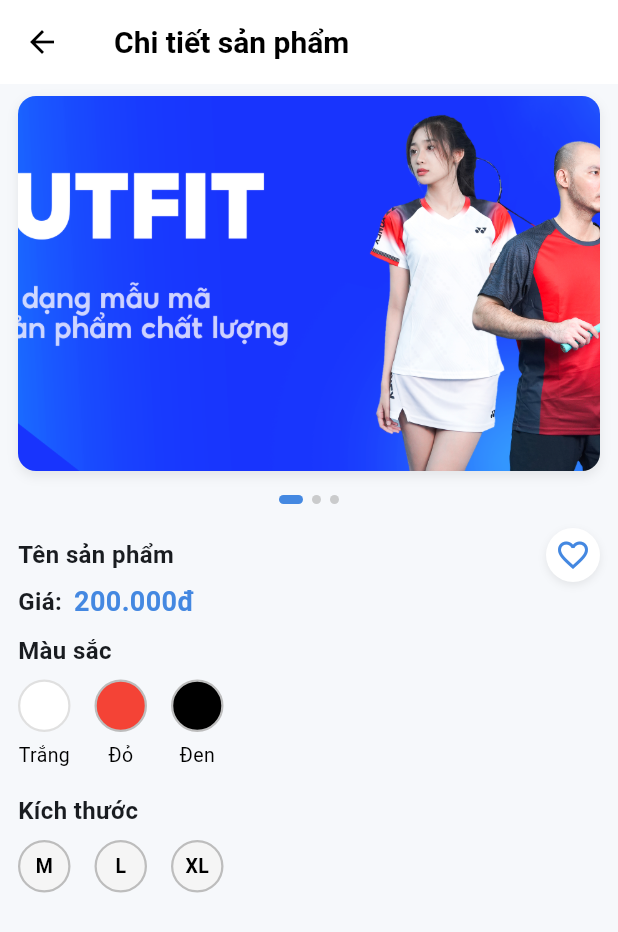
After one commit to PhamVanDong2407/utshop_FE, a Flutter app: the ProductDetail screen opened by its route, on a phone screen of 412 x 824 dp. The commit adds this screen. Shown: the top 932 px of the screen. Run offline on Flutter 3.47's test engine with Material 3 defaults, Android fonts, the phone set to English and light mode, and no system bars; our stand-ins replace carousel_slider, file_picker, flutter_dotenv, flutter_screenutil, flutter_svg, get and 4 more; accounts and stored records are empty; network calls fail; statements that could not run were skipped.

Commit message:
update ui screen chi tiết sản phẩm

```diff
--- /dev/null
+++ b/lib/Controllers/Home/ProductDetail/product_detail_controlller.dart
@@ -0,0 +1,16 @@
+import 'package:get/get.dart';
+
+class ProductDetailController extends GetxController {
+  var currentPage = 0.obs;
+  RxBool isFavorite = false.obs;
+  RxString selectedColor = "".obs;
+  RxString selectedSize = ''.obs;
+
+  void updatePage(int index) {
+    currentPage.value = index;
+  }
+
+  void setSize(String size) {
+    selectedSize.value = size;
+  }
+}
--- a/lib/Routes/app_page.dart
+++ b/lib/Routes/app_page.dart
@@ -3,6 +3,7 @@ import 'package:utshop/Views/Cart/cart.dart';
 import 'package:utshop/Views/ForgotPassword/forgot_password.dart';
 import 'package:utshop/Views/ForgotPassword/reset_password.dart';
 import 'package:utshop/Views/ForgotPassword/verify_forgot_password.dart';
+import 'package:utshop/Views/Home/ProductDetail/product_detail.dart';
 import 'package:utshop/Views/Home/home.dart';
 import 'package:utshop/Views/Login/login.dart';
 import 'package:utshop/Views/Profile/ChangePassword/change_password.dart';
@@ -33,6 +34,7 @@ class AppPage {
     GetPage(name: Routes.resetPassword, page: () => ResetPassword()),
     GetPage(name: Routes.dashboard, page: () => Dashboard()),
     GetPage(name: Routes.home, page: () => Home()),
+    GetPage(name: Routes.productDetail, page: () => ProductDetail()),
     GetPage(name: Routes.wishlish, page: () => Wishlish()),
     GetPage(name: Routes.cart, page: () => Cart()),
     GetPage(name: Routes.profile, page: () => Profile()),
--- a/lib/Routes/app_route.dart
+++ b/lib/Routes/app_route.dart
@@ -12,6 +12,7 @@ abstract class Routes {
   static const resetPassword = _Paths.resetPassword;
   static const dashboard = _Paths.dashboard;
   static const home = _Paths.home;
+  static const productDetail = _Paths.productDetail;
   static const wishlish = _Paths.wishlish;
   static const cart = _Paths.cart;
   static const profile = _Paths.profile;
@@ -31,6 +32,7 @@ abstract class _Paths {
   static const String resetPassword = '/reset-password';
   static const String dashboard = '/dashboard';
   static const String home = '/home';
+  static const String productDetail = '/product-detail';
   static const String wishlish = '/wishlish';
   static const String cart = '/cart';
   static const String profile = '/profile';
--- /dev/null
+++ b/lib/Views/Home/ProductDetail/product_detail.dart
@@ -0,0 +1,340 @@
+import 'package:flutter/material.dart';
+import 'package:get/get.dart';
+import 'package:utshop/Controllers/Home/ProductDetail/product_detail_controlller.dart';
+import 'package:utshop/Global/app_color.dart';
+
+class ProductDetail extends StatelessWidget {
+  ProductDetail({super.key});
+
+  final controller = Get.put(ProductDetailController());
+
+  // Danh sách ảnh từ assets
+  final List<String> productImages = [
+    'assets/images/banner2.png',
+    'assets/images/banner3.png',
+    'assets/images/banner4.png',
+  ];
+
+  @override
+  Widget build(BuildContext context) {
+    return Scaffold(
+      backgroundColor: AppColor.background,
+      appBar: AppBar(
+        foregroundColor: AppColor.black,
+        elevation: 0,
+        title: const Text(
+          "Chi tiết sản phẩm",
+          style: TextStyle(fontSize: 20, fontWeight: FontWeight.w700),
+        ),
+        leading: IconButton(
+          icon: const Icon(Icons.arrow_back, color: Colors.black, size: 24),
+          onPressed: () => Get.back(),
+        ),
+      ),
+      body: SingleChildScrollView(
+        child: Column(
+          crossAxisAlignment: CrossAxisAlignment.start,
+          children: [
+            // Phần hiển thị ảnh sản phẩm
+            Container(
+              height: 250,
+              margin: const EdgeInsets.symmetric(horizontal: 12, vertical: 8),
+              decoration: BoxDecoration(
+                borderRadius: BorderRadius.circular(12),
+                boxShadow: [
+                  BoxShadow(
+                    color: Colors.black.withOpacity(0.08),
+                    blurRadius: 6,
+                    offset: const Offset(0, 3),
+                  ),
+                ],
+              ),
+              child: ClipRRect(
+                borderRadius: BorderRadius.circular(12),
+                child: PageView.builder(
+                  itemCount: productImages.length,
+                  onPageChanged: (index) {
+                    controller.updatePage(index);
+                  },
+                  itemBuilder: (context, index) {
+                    return Image.asset(
+                      productImages[index],
+                      fit: BoxFit.cover,
+                      errorBuilder: (context, error, stackTrace) {
+                        return const Center(child: Text('Lỗi tải ảnh'));
+                      },
+                    );
+                  },
+                ),
+              ),
+            ),
+            const SizedBox(height: 8),
+
+            Obx(
+              () => Row(
+                mainAxisAlignment: MainAxisAlignment.center,
+                children: List.generate(
+                  productImages.length,
+                  (index) => AnimatedContainer(
+                    duration: const Duration(milliseconds: 200),
+                    margin: const EdgeInsets.symmetric(horizontal: 3.0),
+                    width: controller.currentPage.value == index ? 16.0 : 6.0,
+                    height: 6.0,
+                    decoration: BoxDecoration(
+                      borderRadius: BorderRadius.circular(3),
+                      color:
+                          controller.currentPage.value == index
+                              ? AppColor.primary
+                              : Colors.grey.withOpacity(0.5),
+                    ),
+                  ),
+                ),
+              ),
+            ),
+            const SizedBox(height: 16),
+            // Tên sản phẩm và nút yêu thích
+            Padding(
+              padding: const EdgeInsets.symmetric(horizontal: 12),
+              child: Row(
+                mainAxisAlignment: MainAxisAlignment.spaceBetween,
+                children: [
+                  const Text(
+                    "Tên sản phẩm",
+                    style: TextStyle(fontWeight: FontWeight.bold, fontSize: 16),
+                  ),
+                  Obx(
+                    () => GestureDetector(
+                      onTap: () {
+                        controller.isFavorite.value =
+                            !controller.isFavorite.value;
+                      },
+                      child: AnimatedScale(
+                        scale: controller.isFavorite.value ? 1.1 : 1.0,
+                        duration: const Duration(milliseconds: 200),
+                        child: Container(
+                          padding: const EdgeInsets.all(6),
+                          decoration: BoxDecoration(
+                            color: Colors.white,
+                            shape: BoxShape.circle,
+                            boxShadow: [
+                              BoxShadow(
+                                color: Colors.black.withOpacity(0.08),
+                                blurRadius: 4,
+                                offset: const Offset(0, 2),
+                              ),
+                            ],
+                          ),
+                          child: Icon(
+                            controller.isFavorite.value
+                                ? Icons.favorite
+                                : Icons.favorite_border,
+                            color:
+                                controller.isFavorite.value
+                                    ? Colors.red
+                                    : AppColor.primary,
+                            size: 24,
+                          ),
+                        ),
+                      ),
+                    ),
+                  ),
+                ],
+              ),
+            ),
+            // Giá sản phẩm
+            Padding(
+              padding: const EdgeInsets.symmetric(horizontal: 12),
+              child: Row(
+                children: [
+                  const Text(
+                    "Giá:",
+                    style: TextStyle(fontWeight: FontWeight.bold, fontSize: 16),
+                  ),
+                  const SizedBox(width: 8),
+                  Text(
+                    "200.000đ",
+                    style: TextStyle(
+                      fontWeight: FontWeight.bold,
+                      fontSize: 18,
+                      color: AppColor.primary,
+                    ),
+                  ),
+                ],
+              ),
+            ),
+            const SizedBox(height: 8),
+            // Màu sắc
+            Padding(
+              padding: const EdgeInsets.symmetric(horizontal: 12),
+              child: Column(
+                crossAxisAlignment: CrossAxisAlignment.start,
+                children: [
+                  const Text(
+                    "Màu sắc",
+                    style: TextStyle(fontWeight: FontWeight.bold, fontSize: 16),
+                  ),
+                  const SizedBox(height: 8), // Giảm khoảng cách
+                  Row(
+                    children: [
+                      _colorOption(
+                        color: Colors.white,
+                        borderColor: Colors.grey.shade300,
+                        colorName: 'Trắng',
+                      ),
+                      const SizedBox(width: 16),
+                      _colorOption(color: Colors.red, colorName: 'Đỏ'),
+                      const SizedBox(width: 16),
+                      _colorOption(color: Colors.black, colorName: 'Đen'),
+                    ],
+                  ),
+                ],
+              ),
+            ),
+            const SizedBox(height: 16),
+            // Kích thước
+            Padding(
+              padding: const EdgeInsets.symmetric(horizontal: 12),
+              child: Column(
+                crossAxisAlignment: CrossAxisAlignment.start,
+                children: [
+                  const Text(
+                    "Kích thước",
+                    style: TextStyle(fontWeight: FontWeight.bold, fontSize: 16),
+                  ),
+                  const SizedBox(height: 8),
+                  Row(
+                    children: [
+                      _sizeOption(size: 'M'),
+                      const SizedBox(width: 16),
+                      _sizeOption(size: 'L'),
+                      const SizedBox(width: 16),
+                      _sizeOption(size: 'XL'),
+                    ],
+                  ),
+                ],
+              ),
+            ),
+            const SizedBox(height: 16),
+          ],
+        ),
+      ),
+    );
+  }
+
+  Widget _sizeOption({required String size}) {
+    return Obx(
+      () => GestureDetector(
+        onTap: () => controller.setSize(size),
+        child: AnimatedScale(
+          scale: controller.selectedSize.value == size ? 1.05 : 1.0,
+          duration: const Duration(milliseconds: 200),
+          child: Container(
+            width: 35,
+            height: 35,
+            decoration: BoxDecoration(
+              shape: BoxShape.circle,
+              color:
+                  controller.selectedSize.value == size
+                      ? AppColor.primary.withOpacity(0.1)
+                      : Colors.grey.shade100,
+              border: Border.all(
+                color:
+                    controller.selectedSize.value == size
+                        ? AppColor.primary
+                        : Colors.grey.shade400,
+                width: 1.5,
+              ),
+              boxShadow: [
+                if (controller.selectedSize.value == size)
+                  BoxShadow(
+                    color: AppColor.primary.withOpacity(0.2),
+                    blurRadius: 4,
+                    offset: const Offset(0, 2),
+                  ),
+              ],
+            ),
+            child: Center(
+              child: Text(
+                size,
+                style: TextStyle(
+                  color:
+                      controller.selectedSize.value == size
+                          ? AppColor.primary
+                          : AppColor.black,
+                  fontWeight: FontWeight.w600,
+                  fontSize: 13,
+                ),
+              ),
+            ),
+          ),
+        ),
+      ),
+    );
+  }
+
+  Widget _colorOption({
+    required Color color,
+    required String colorName,
+    Color? borderColor,
+  }) {
+    return Obx(() {
+      final isSelected = controller.selectedColor.value == colorName;
+      return GestureDetector(
+        onTap: () {
+          controller.selectedColor.value = colorName;
+        },
+        child: AnimatedScale(
+          scale: isSelected ? 1.05 : 1.0,
+          duration: const Duration(milliseconds: 200),
+          child: Column(
+            children: [
+              Container(
+                width: 35,
+                height: 35,
+                decoration: BoxDecoration(
+                  shape: BoxShape.circle,
+                  color: color,
+                  border: Border.all(
+                    color:
+                        isSelected
+                            ? AppColor.primary
+                            : (borderColor ?? Colors.grey.shade400),
+                    width: isSelected ? 2.5 : 1.5,
+                  ),
+                  boxShadow: [
+                    if (isSelected)
+                      BoxShadow(
+                        color: AppColor.primary.withOpacity(0.2),
+                        blurRadius: 4, // Giảm bóng
+                        offset: const Offset(0, 2),
+                      ),
+                  ],
+                ),
+                child:
+                    isSelected
+                        ? Icon(
+                          Icons.check,
+                          size: 14,
+                          color:
+                              color == Colors.white
+                                  ? AppColor.primary
+                                  : Colors.white,
+                        )
+                        : null,
+              ),
+              const SizedBox(height: 6),
+              Text(
+                colorName,
+                style: TextStyle(
+                  fontSize: 13,
+                  fontWeight: isSelected ? FontWeight.w600 : FontWeight.w400,
+                  color: isSelected ? AppColor.primary : AppColor.black,
+                ),
+              ),
+            ],
+          ),
+        ),
+      );
+    });
+  }
+}
--- a/lib/Views/Home/home.dart
+++ b/lib/Views/Home/home.dart
@@ -6,6 +6,7 @@ import 'package:intl/intl.dart';
 import 'package:utshop/Controllers/Home/home_controller.dart';
 import 'package:utshop/Global/app_color.dart';
 import 'package:get/get.dart';
+import 'package:utshop/Routes/app_page.dart';
 
 class Home extends StatelessWidget {
   Home({super.key});
@@ -672,7 +673,11 @@ class _ProductCard extends StatelessWidget {
   Widget build(BuildContext context) {
     const double cardWidth = 160;
 
-    return Container(
+    return GestureDetector(
+      onTap: () {
+        Get.toNamed(Routes.productDetail);
+      },
+      child: Container(
         width: cardWidth,
         margin: const EdgeInsets.only(right: 12),
         decoration: BoxDecoration(
@@ -692,7 +697,9 @@ class _ProductCard extends StatelessWidget {
             Stack(
               children: [
                 ClipRRect(
-                borderRadius: BorderRadius.vertical(top: Radius.circular(12.0)),
+                  borderRadius: BorderRadius.vertical(
+                    top: Radius.circular(12.0),
+                  ),
                   child: Image.asset(
                     imagePath,
                     height: 180,
@@ -724,7 +731,8 @@ class _ProductCard extends StatelessWidget {
                           isFavorite.value
                               ? Icons.favorite
                               : Icons.favorite_border,
-                        color: isFavorite.value ? Colors.red : AppColor.primary,
+                          color:
+                              isFavorite.value ? Colors.red : AppColor.primary,
                           size: 20,
                         ),
                       ),
@@ -797,6 +805,7 @@ class _ProductCard extends StatelessWidget {
               ),
             ),
           ],
+        ),
       ),
     );
   }
```
Lines whose indentation alone changed are shown as unchanged.
